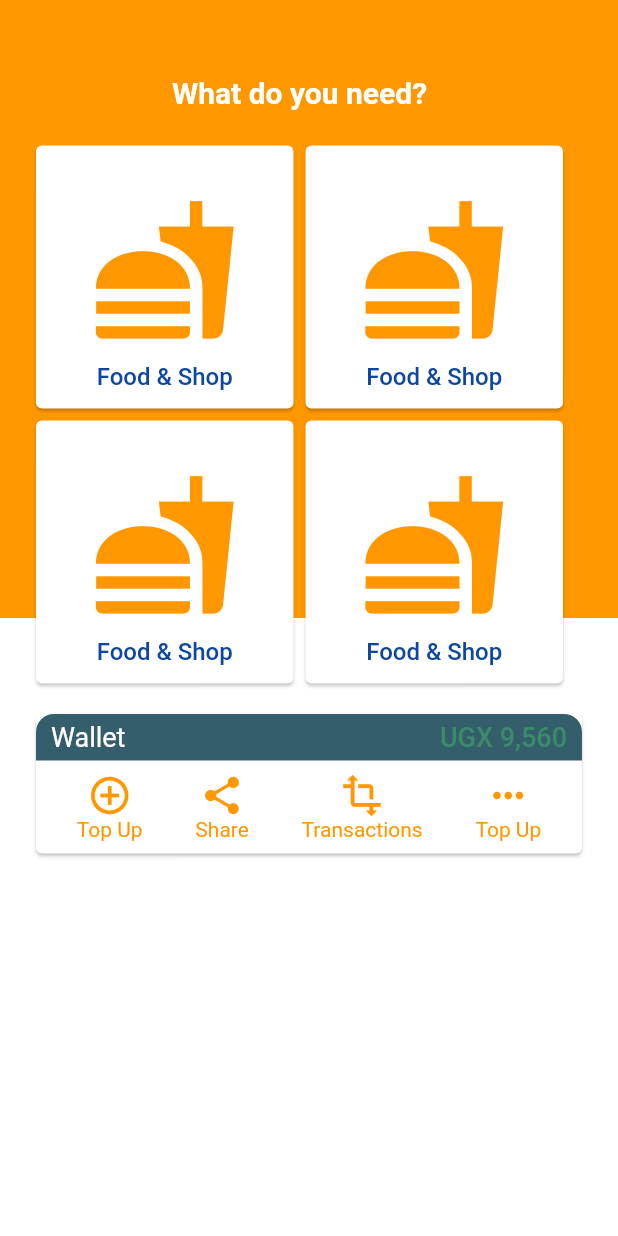
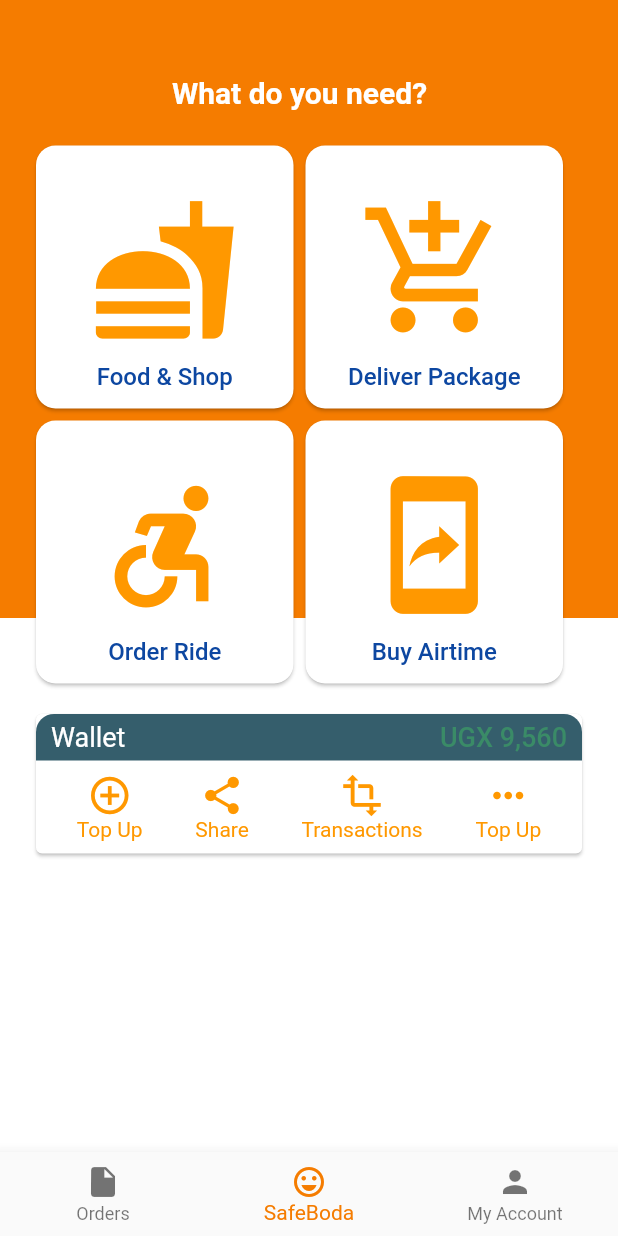
Before and after one commit to Matt-Murungi/safeboda_clone, a Flutter app: the screen it shows after launch, on a phone screen of 412 x 824 dp. Run offline on Flutter 3.47's test engine with Material 2 defaults, Android fonts, the phone set to English and light mode, and no system bars.

Commit message:
add bottom nav bar

```diff
--- /dev/null
+++ b/lib/components/home_component.dart
@@ -0,0 +1,45 @@
+import 'package:flutter/material.dart';
+import 'package:safeboda/components/extra_options.dart';
+import 'package:safeboda/components/main_options.dart';
+
+
+class HomeComponent extends StatelessWidget {
+  const HomeComponent({
+    @required this.size,
+  });
+
+  final Size size;
+
+  @override
+  Widget build(BuildContext context) {
+    return SingleChildScrollView(
+      child: Column(
+        crossAxisAlignment: CrossAxisAlignment.center,
+        children: <Widget>[
+          SizedBox(
+            height: size.height,
+            child: Stack(
+              children: <Widget>[
+                Container(
+                  margin: EdgeInsets.only(top: size.height / 2),
+                  height: size.height / 2,
+                  decoration: BoxDecoration(color: Colors.white),
+                  child: Container(
+                    margin: EdgeInsets.only(top: 60),
+                    child: Column(
+                      children: <Widget>[ExtraOptions()],
+                    ),
+                  ),
+                ),
+                Positioned(
+                  top: 50,
+                  child: MainOptions(),
+                ),
+              ],
+            ),
+          )
+        ],
+      ),
+    );
+  }
+}
--- a/lib/components/main_options.dart
+++ b/lib/components/main_options.dart
@@ -1,9 +1,7 @@
-
 import 'package:flutter/material.dart';
 import 'package:safeboda/widgets/card_icon.dart';
 
 class MainOptions extends StatelessWidget {
-
   @override
   Widget build(BuildContext context) {
     return Padding(
@@ -14,18 +12,34 @@ class MainOptions extends StatelessWidget {
           Text(
             "What do you need?",
             style: TextStyle(
-                color: Colors.white,
-                fontSize: 20,
-                fontWeight: FontWeight.bold),
+                color: Colors.white, fontSize: 20, fontWeight: FontWeight.bold),
           ),
           SizedBox(
             height: 20,
           ),
           Row(
-            children: <Widget>[CardIcon(), CardIcon()],
+            children: <Widget>[
+              CardIcon(
+                icon: Icons.fastfood,
+                label: "Food & Shop",
+              ),
+              CardIcon(
+                label: "Deliver Package",
+                icon: Icons.add_shopping_cart,
+              ),
+            ],
           ),
           Row(
-            children: <Widget>[CardIcon(), CardIcon()],
+            children: <Widget>[
+              CardIcon(
+                icon: Icons.accessible_forward,
+                label: "Order Ride",
+              ),
+              CardIcon(
+                icon: Icons.mobile_screen_share,
+                label: "Buy Airtime",
+              ),
+            ],
           )
         ],
       ),
--- /dev/null
+++ b/lib/constants/styles.dart
@@ -0,0 +1 @@
+import
--- a/lib/main.dart
+++ b/lib/main.dart
@@ -6,7 +6,6 @@ void main() {
 }
 
 class MyApp extends StatelessWidget {
-  // This widget is the root of your application.
   @override
   Widget build(BuildContext context) {
     return MaterialApp(
--- a/lib/screens/home.dart
+++ b/lib/screens/home.dart
@@ -1,46 +1,28 @@
 import 'package:flutter/material.dart';
-import 'package:safeboda/components/extra_options.dart';
-import 'package:safeboda/components/main_options.dart';
+import 'package:safeboda/components/home_component.dart';
 
+class MyHomePage extends StatefulWidget {
+  @override
+  _MyHomePageState createState() => _MyHomePageState();
+}
 
-class MyHomePage extends StatelessWidget {
+class _MyHomePageState extends State<MyHomePage> {
+
   @override
   Widget build(BuildContext context) {
     Size size = MediaQuery.of(context).size;
     return Scaffold(
-      backgroundColor: Colors.orange[500],
-      body: SingleChildScrollView(
-        child: Column(
-          crossAxisAlignment: CrossAxisAlignment.center,
-          children: <Widget>[
-            SizedBox(
-              height: size.height,
-              child: Stack(
-                children: <Widget>[
-                  Container(
-                    margin: EdgeInsets.only(top: size.height / 2),
-                    height: size.height / 2,
-                    decoration: BoxDecoration(color: Colors.white),
-                    child: Container(
-                      margin: EdgeInsets.only(top: 60),
-                      child: Column(
-                        // crossAxisAlignment: CrossAxisAlignment.stretch,
-                        children: <Widget>[
-                          ExtraOptions()
-                        ],
-                      ),
-                    ),
-                  ),
-                  Positioned(
-                    top: 50,
-                    child: MainOptions(),
-                  ),
-                ],
-              ),
-            )
-          ],
-        ),
-      ),
+      backgroundColor: Colors.orange[700],
+      body: HomeComponent(size: size),
+      bottomNavigationBar: BottomNavigationBar(
+        selectedItemColor: Colors.orange[700],
+        currentIndex: 1,
+        items: [
+
+        BottomNavigationBarItem(icon: Icon(Icons.insert_drive_file), title: Text("Orders")),
+         BottomNavigationBarItem(icon: Icon(Icons.sentiment_very_satisfied), title: Text("SafeBoda")),
+          BottomNavigationBarItem(icon: Icon(Icons.person), title: Text("My Account")),
+      ]),
     );
   }
 }
--- a/lib/widgets/card_icon.dart
+++ b/lib/widgets/card_icon.dart
@@ -1,10 +1,16 @@
 import 'package:flutter/material.dart';
 
+class CardIcon extends StatelessWidget {
+  final IconData icon;
+  final String label;
 
-class CardIcon extends StatelessWidget {
+  CardIcon({this.icon, this.label});
   @override
   Widget build(BuildContext context) {
     return Card(
+      shape: RoundedRectangleBorder(
+        borderRadius: BorderRadius.circular(13),
+      ),
       child: Container(
           height: MediaQuery.of(context).size.height / 4.7,
           width: MediaQuery.of(context).size.width / 2.4,
@@ -14,13 +20,9 @@ class CardIcon extends StatelessWidget {
               SizedBox(
                 height: 10,
               ),
-              Icon(
-                Icons.fastfood,
-                size: 100,
-                color: Colors.orange[500],
-              ),
+              buildIcon(icon),
               Text(
-                "Food & Shop",
+                label,
                 style: TextStyle(
                     color: Colors.blue[900],
                     fontSize: 16,
@@ -30,4 +32,12 @@ class CardIcon extends StatelessWidget {
           )),
     );
   }
+
+  Icon buildIcon(IconData icon) {
+    return Icon(
+      icon,
+      size: 100,
+      color: Colors.orange[500],
+    );
+  }
 }
```
